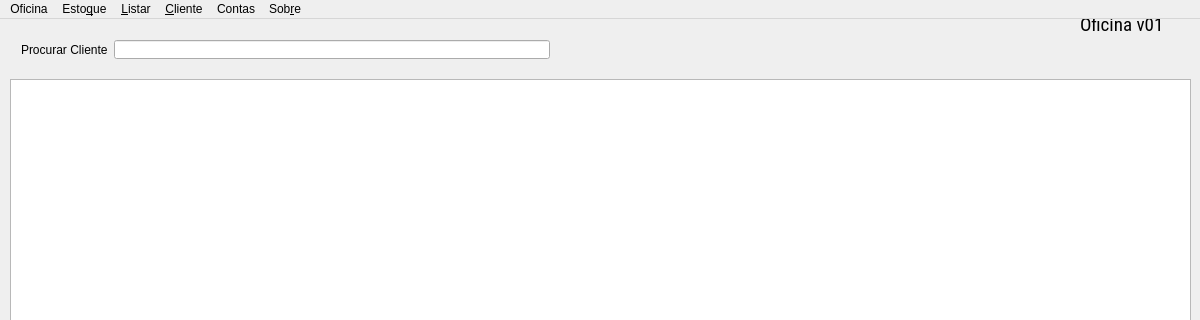
Before: the Qt Designer form mainwindow.ui in bedi1982/Oficina, drawn with Qt 5; both pictures show x 0 to 1200 and y 0 to 320 of the 1200 by 700 pixel window.
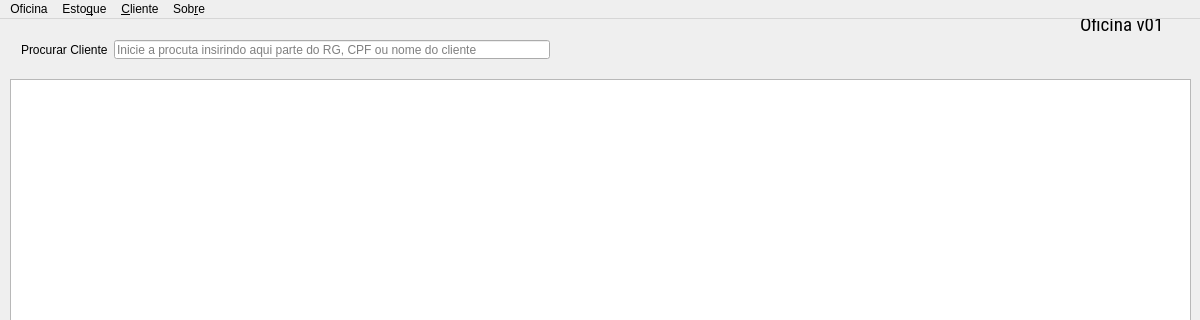
After: the same form once the commit is applied.

What changed in the file:
```diff
--- a/mainwindow.ui
+++ b/mainwindow.ui
@@ -91,7 +91,7 @@
      <item row="0" column="1">
       <widget class="QLineEdit" name="line_RGouCPFouNome">
        <property name="text">
-        <string> </string>
+        <string/>
        </property>
        <property name="placeholderText">
         <string>Inicie a procuta insirindo aqui parte do RG, CPF ou nome do cliente</string>
@@ -167,20 +167,6 @@
     </property>
     <addaction name="actionAddPeca"/>
     <addaction name="actionEstoque"/>
-    <addaction name="actionAdicionar_Estoque_a_pe_a_existente"/>
-   </widget>
-   <widget class="QMenu" name="menuListar">
-    <property name="title">
-     <string>&amp;Listar</string>
-    </property>
-    <addaction name="actionListarServicos_em_aberto"/>
-   </widget>
-   <widget class="QMenu" name="menuContas">
-    <property name="title">
-     <string>Contas</string>
-    </property>
-    <addaction name="actionContas_A_pagar"/>
-    <addaction name="actionContas_A_Receber"/>
    </widget>
    <widget class="QMenu" name="menuSobre">
     <property name="title">
@@ -199,9 +185,7 @@
    </widget>
    <addaction name="menuOficina"/>
    <addaction name="menuCadastrois"/>
-   <addaction name="menuListar"/>
    <addaction name="menuCliente"/>
-   <addaction name="menuContas"/>
    <addaction name="menuSobre"/>
   </widget>
   <action name="actionAddServico">
```
Left out of the diff: 6 changed lines with no effect on the pictures.
